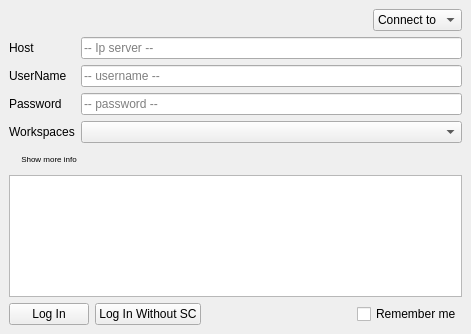
The window that src/developer/main/assetContent/assetbrowser/widget/ui/loginUI.ui (code-google-com/mayatools) describes before a commit, drawn with Qt 5.
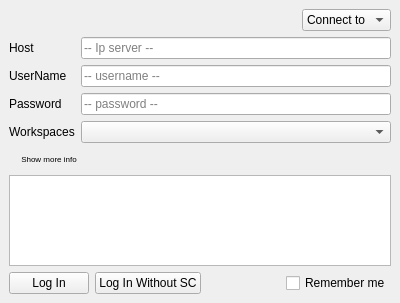
The same window after the commit. Icons and pictures are not drawn.

What changed in the file:
```diff
--- a/src/developer/main/assetContent/assetbrowser/widget/ui/loginUI.ui
+++ b/src/developer/main/assetContent/assetbrowser/widget/ui/loginUI.ui
@@ -9,8 +9,10 @@
    <rect>
     <x>0</x>
     <y>0</y>
-    <width>471</width>
-    <height>334</height>
+    <width>400</width>
+>>>>>>> .r597
+    <height>303</height>
+>>>>>>> .r596
    </rect>
   </property>
   <property name="windowTitle">
```
Left out of the diff: 7 changed lines with no effect on the pictures.
